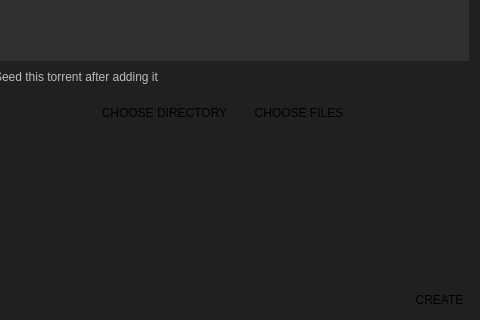
Above: TriblerGUI/qt_resources/mainwindow.ui from Tribler/tribler before the change; both pictures show x 375 to 855 and y 335 to 655 of the 855 by 655 pixel window. Below: the same form after it.
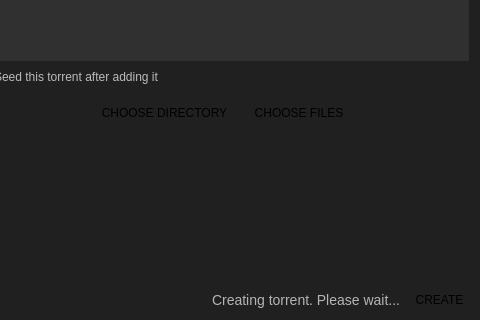
That is the form after the change. The open tabs and pages were chosen to show the change. Icons and pictures are not drawn. Custom widgets are drawn as their Qt base class.

Commit message:
WIP: Fix #3132 : Creating torrent in My Channel
Added name in the torrent creation. Added a label showing creating torrent

Added test for torrent name

Added support for unicode names & description

```diff
--- a/TriblerGUI/qt_resources/mainwindow.ui
+++ b/TriblerGUI/qt_resources/mainwindow.ui
@@ -3855,6 +3855,13 @@
                        </property>
                       </spacer>
                      </item>
+                     <item>
+                      <widget class="QLabel" name="edit_channel_create_torrent_progress_label">
+                       <property name="text">
+                        <string>Creating torrent. Please wait...</string>
+                       </property>
+                      </widget>
+                     </item>
                      <item>
                       <widget class="EllipseButton" name="edit_channel_create_torrent_button">
                        <property name="minimumSize">
```
The commit also changes 4 other files.
